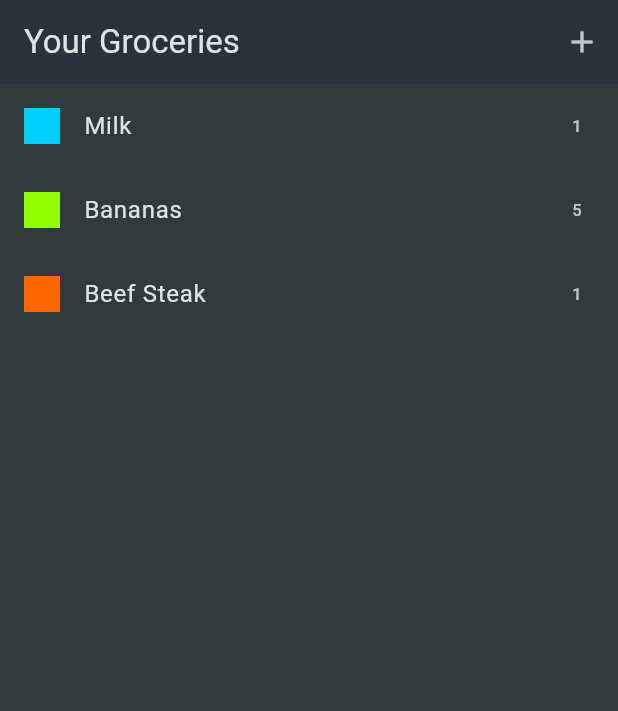
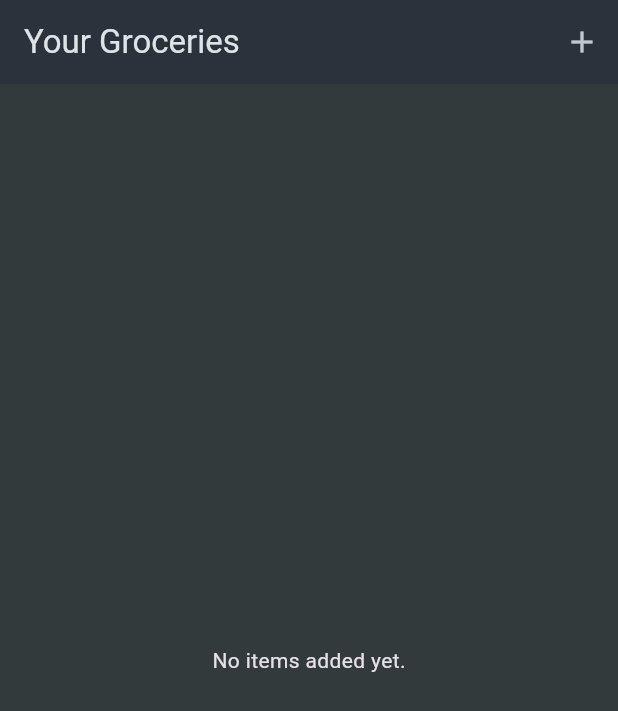
Before and after one commit to eml-bin/flutter-course-samples, a Flutter app: the screen it shows after launch, on a phone screen of 412 x 824 dp. Shown: the top 711 px of the screen. Run offline on Flutter 3.47's test engine with Material 3 defaults, Android fonts, the phone set to English and light mode, and no system bars; our stand-ins replace flutter_riverpod, google_fonts, transparent_image.

Commit message:
Shopping List App
Lesson about forms and inputs in flutter

```diff
--- a/shopping_list_app/lib/data/dummy_items.dart
+++ /dev/null
@@ -1,21 +0,0 @@
-import 'package:shopping_list_app/models/category.dart';
-import 'package:shopping_list_app/models/grocery_item.dart';
-import 'package:shopping_list_app/data/categories.dart';
-
-final groceryItems = [
-  GroceryItem(
-      id: 'a',
-      name: 'Milk',
-      quantity: 1,
-      category: categories[Categories.dairy]!),
-  GroceryItem(
-      id: 'b',
-      name: 'Bananas',
-      quantity: 5,
-      category: categories[Categories.fruit]!),
-  GroceryItem(
-      id: 'c',
-      name: 'Beef Steak',
-      quantity: 1,
-      category: categories[Categories.meat]!),
-];
--- a/shopping_list_app/lib/widgets/grocery_list.dart
+++ b/shopping_list_app/lib/widgets/grocery_list.dart
@@ -1,6 +1,6 @@
 import 'package:flutter/material.dart';
 
-import 'package:shopping_list_app/data/dummy_items.dart';
+import 'package:shopping_list_app/models/grocery_item.dart';
 import 'package:shopping_list_app/widgets/new_item.dart';
 
 class GroceryList extends StatefulWidget {
@@ -11,16 +11,55 @@
 }
 
 class _GroceryListState extends State<GroceryList> {
-  void _addItem() {
-    Navigator.of(context).push(
+  final List<GroceryItem> _groceryItems = [];
+
+  void _addItem() async {
+    final newItem = await Navigator.of(context).push<GroceryItem>(
       MaterialPageRoute(
         builder: (ctx) => const NewItem(),
       ),
     );
+
+    if (newItem == null) {
+      return;
+    }
+
+    setState(() {
+      _groceryItems.add(newItem);
+    });
+  }
+
+  void _removeItem(GroceryItem item) {
+    setState(() {
+      _groceryItems.remove(item);
+    });
   }
 
   @override
   Widget build(BuildContext context) {
+    Widget content = const Center(child: Text('No items added yet.'));
+
+    if (_groceryItems.isNotEmpty) {
+      content = ListView.builder(
+        itemCount: _groceryItems.length,
+        itemBuilder: (ctx, index) => Dismissible(
+          onDismissed: (direction) {
+            _removeItem(_groceryItems[index]);
+          },
+          key: ValueKey(_groceryItems[index].id),
+          child: ListTile(
+            title: Text(_groceryItems[index].name),
+            leading: Container(
+              width: 24,
+              height: 24,
+              color: _groceryItems[index].category.color,
+            ),
+            trailing: Text(_groceryItems[index].quantity.toString()),
+          ),
+        ),
+      );
+    }
+
     return Scaffold(
       appBar: AppBar(
         title: const Text('Your Groceries'),
@@ -31,18 +70,7 @@
           )
         ],
       ),
-      body: ListView.builder(
-        itemCount: groceryItems.length,
-        itemBuilder: (ctx, index) => ListTile(
-          title: Text(groceryItems[index].name),
-          leading: Container(
-            width: 24,
-            height: 24,
-            color: groceryItems[index].category.color,
-          ),
-          trailing: Text(groceryItems[index].quantity.toString()),
-        ),
-      ),
+      body: content,
     );
   }
 }
```
Also changed, not shown: shopping_list_app/lib/widgets/new_item.dart (+28 -5 lines).
